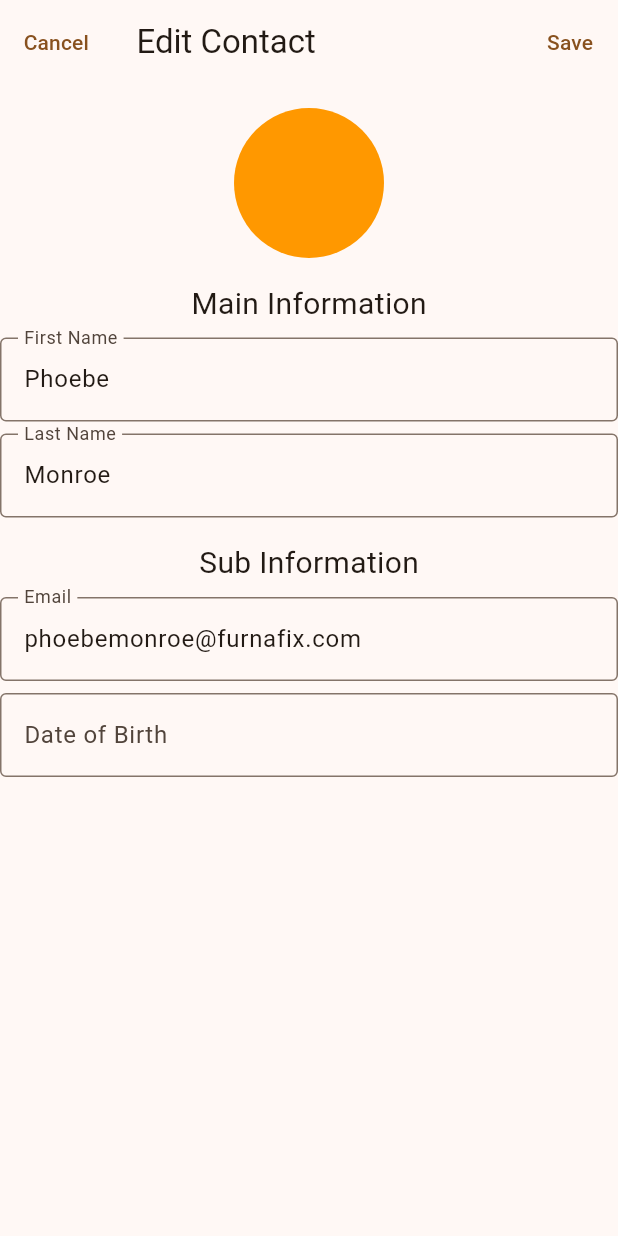
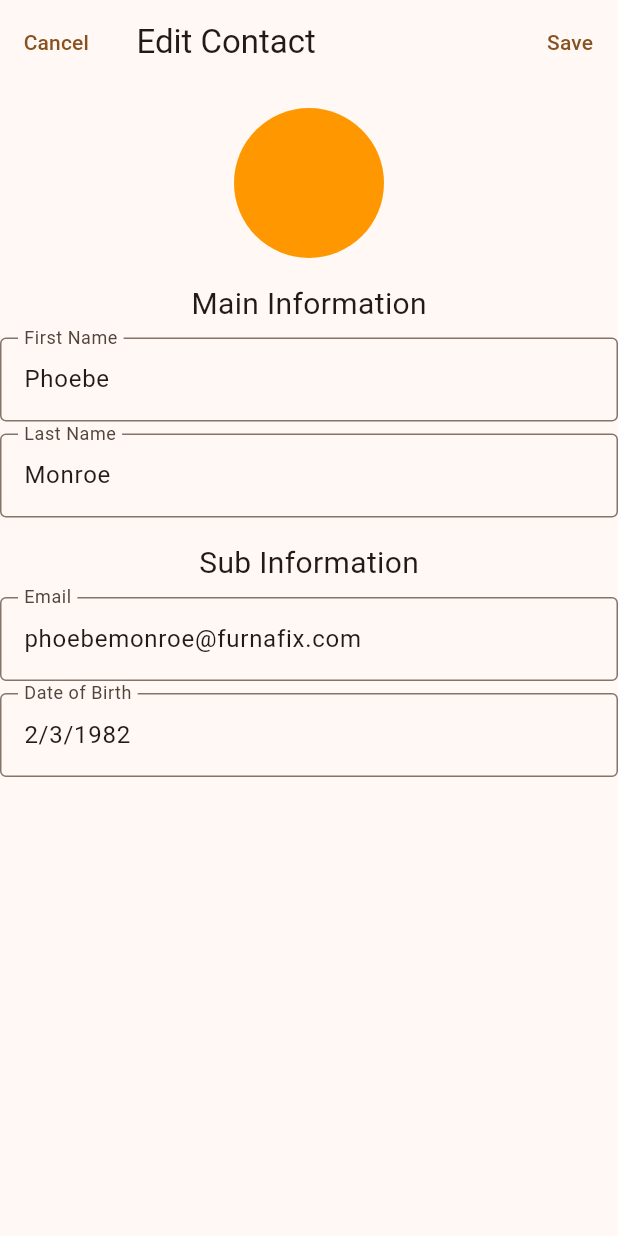
Before and after one commit to timsedev/trinity-wizards-test, a Flutter app: the screen it shows after launch, after a tap on an icon or button, on a phone screen of 412 x 824 dp. Run offline on Flutter 3.47's test engine with Material 2 defaults, Android fonts, the phone set to English and light mode, and no system bars.

```diff
--- a/testing/lib/ui/views/screen_2/screen_2_view.dart
+++ b/testing/lib/ui/views/screen_2/screen_2_view.dart
@@ -101,6 +101,11 @@ class _Screen2ViewState extends State<Screen2View> {
             ),
             const SizedBox(height: 8),
             TextFormField(
+              controller: TextEditingController(
+                text: _viewModel.dob == null
+                    ? ''
+                    : '${_viewModel.dob!.month}/${_viewModel.dob!.day}/${_viewModel.dob!.year}',
+              ),
               decoration: const InputDecoration(
                 labelText: 'Date of Birth',
                 border: OutlineInputBorder(),
```
